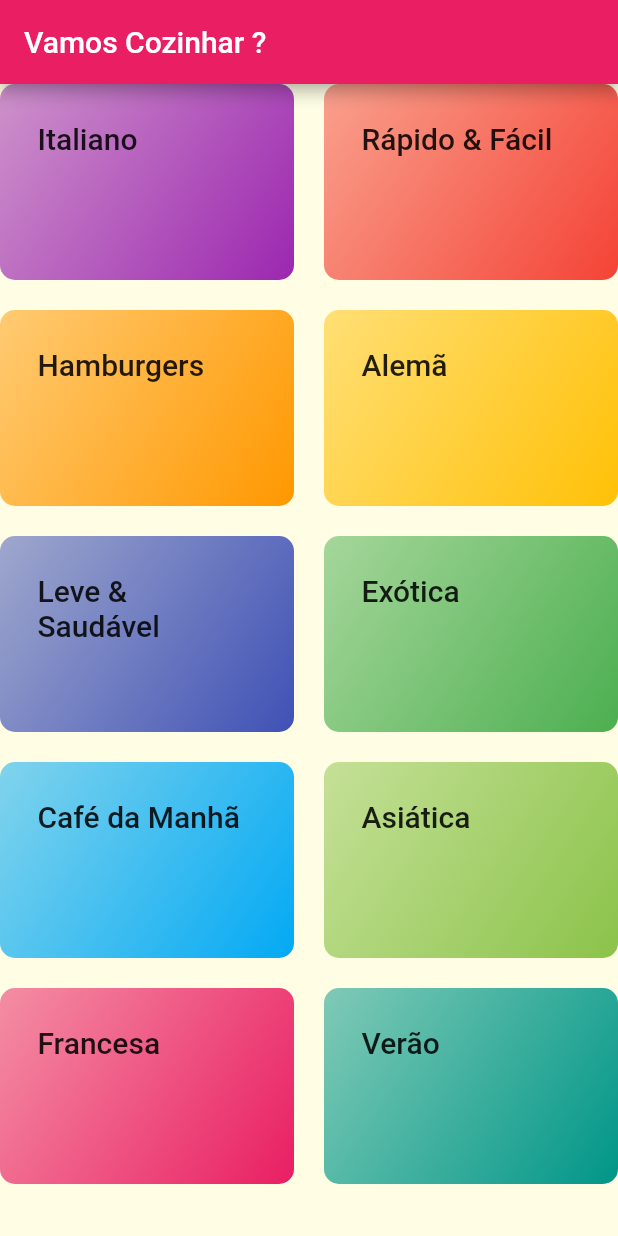
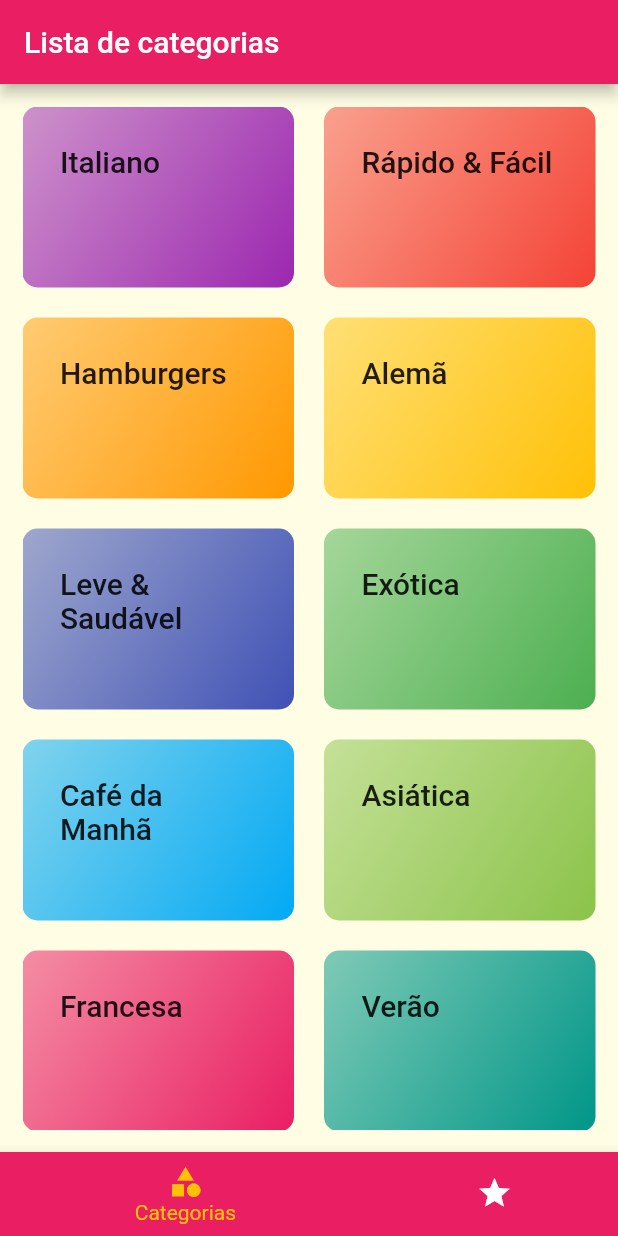
Before and after one commit to Rafa2266/meals-receitas-flutter, a Flutter app: the screen it shows after launch, on a phone screen of 412 x 824 dp. Run offline on Flutter 3.47's test engine with Material 2 defaults, Android fonts, the phone set to English and light mode, and no system bars; Roboto replaces fonts that are missing (RobotoCondensed).

Commit message:
adicionar menu na parte debaixo

```diff
--- a/lib/main.dart
+++ b/lib/main.dart
@@ -2,6 +2,7 @@ import 'package:flutter/material.dart';
 import 'package:meals/pages/categories_meals_page.dart';
 import 'package:meals/pages/categories_page.dart';
 import 'package:meals/pages/meal_detail_page.dart';
+import 'package:meals/pages/tabs_page.dart';
 import 'utils/app_routes.dart';
 
 void main() => runApp(const MyApp());
@@ -25,7 +26,7 @@ class MyApp extends StatelessWidget {
                   fontSize: 20, fontFamily: 'RobotoCondensed'))),
       /*  home: const CategoriesPage(), */
       routes: {
-        AppRoutes.HOME: (ctx) => const CategoriesPage(),
+        AppRoutes.HOME: (ctx) => const TabsPage(),
         AppRoutes.CATEGORIES_MEALS: (ctx) => const CategoriesMealsPage(),
         AppRoutes.MEAL_DETAIL: (ctx) => const MealDetailPage()
       },
--- a/lib/pages/categories_page.dart
+++ b/lib/pages/categories_page.dart
@@ -7,11 +7,9 @@ class CategoriesPage extends StatelessWidget {
 
   @override
   Widget build(BuildContext context) {
-    return Scaffold(
-      appBar: AppBar(
-        title: const Text('Vamos Cozinhar ?'),
-      ),
-      body: GridView(
+    return Container(
+      padding: const EdgeInsets.all(15),
+      child: GridView(
           gridDelegate: const SliverGridDelegateWithMaxCrossAxisExtent(
               maxCrossAxisExtent: 200,
               childAspectRatio: 3 / 2,
--- /dev/null
+++ b/lib/pages/favorite_category_page.dart
@@ -0,0 +1,12 @@
+import 'package:flutter/widgets.dart';
+
+class FavoriteCategoyPage extends StatelessWidget {
+  const FavoriteCategoyPage({super.key});
+
+  @override
+  Widget build(BuildContext context) {
+    return const Center(
+      child: Text('Minhas refeições favoritas'),
+    );
+  }
+}
--- /dev/null
+++ b/lib/pages/tabs_page.dart
@@ -0,0 +1,50 @@
+import 'package:flutter/material.dart';
+import 'package:meals/pages/categories_page.dart';
+import 'package:meals/pages/favorite_category_page.dart';
+
+class TabsPage extends StatefulWidget {
+  const TabsPage({super.key});
+
+  @override
+  State<TabsPage> createState() => _TabsPageState();
+}
+
+class _TabsPageState extends State<TabsPage> {
+  int _selectedPageIndex = 0;
+  final List<Map<String, Object>> _pages = [
+    {'component': CategoriesPage(), 'title': 'Lista de categorias'},
+    {'component': FavoriteCategoyPage(), 'title': 'Meus favoritos'},
+  ];
+  _selectPage(int index) {
+    setState(() {
+      _selectedPageIndex = index;
+    });
+  }
+
+  @override
+  Widget build(BuildContext context) {
+    return Scaffold(
+        appBar: AppBar(
+          title: Text(_pages[_selectedPageIndex]['title'] as String),
+        ),
+        body: _pages[_selectedPageIndex]['component'] as Widget,
+        bottomNavigationBar: BottomNavigationBar(
+          onTap: _selectPage,
+          unselectedItemColor: Colors.white,
+          selectedItemColor: Theme.of(context).secondaryHeaderColor,
+          currentIndex: _selectedPageIndex,
+          type: BottomNavigationBarType.shifting,
+          items: [
+            BottomNavigationBarItem(
+                backgroundColor: Theme.of(context).primaryColor,
+                icon: const Icon(Icons.category),
+                label: 'Categorias'),
+            BottomNavigationBarItem(
+              icon: const Icon(Icons.star),
+              label: 'Favoritos',
+              backgroundColor: Theme.of(context).primaryColor,
+            ),
+          ],
+        ));
+  }
+}
```
